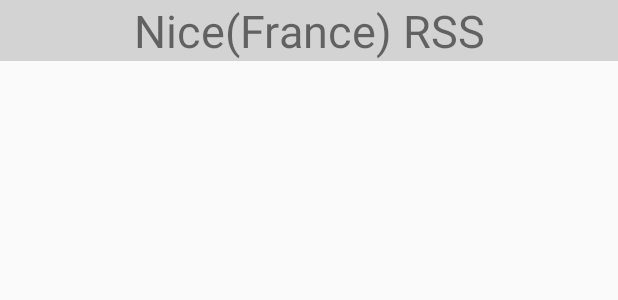
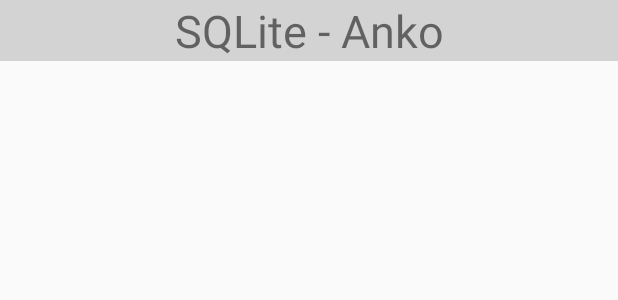
Before and after one commit to vmisu86/SQLite-Room-API, an Android app: the layout activity_anko.xml on its own in the app's theme, with its tools: preview values and no code run, on a phone screen of 412 x 824 dp. Shown: the top 300 px of the screen. Run offline under Robolectric (Android 15) with nearby library versions, the phone set to English and light mode, and no system bars; network calls fail.

```diff
--- a/app/src/main/res/layout/activity_anko.xml
+++ b/app/src/main/res/layout/activity_anko.xml
@@ -7,7 +7,7 @@
               android:orientation="vertical"
 >
     <TextView android:id="@+id/apiTitle"
-            android:text="Nice(France) RSS"
+            android:text="SQLite - Anko"
               android:textSize="30dp"
               android:background="@color/itembackground"
               android:textAlignment="center"
```
Also changed, not shown: app/src/main/res/layout/activity_api_database.xml (+8 -1 lines), 1 other file.
